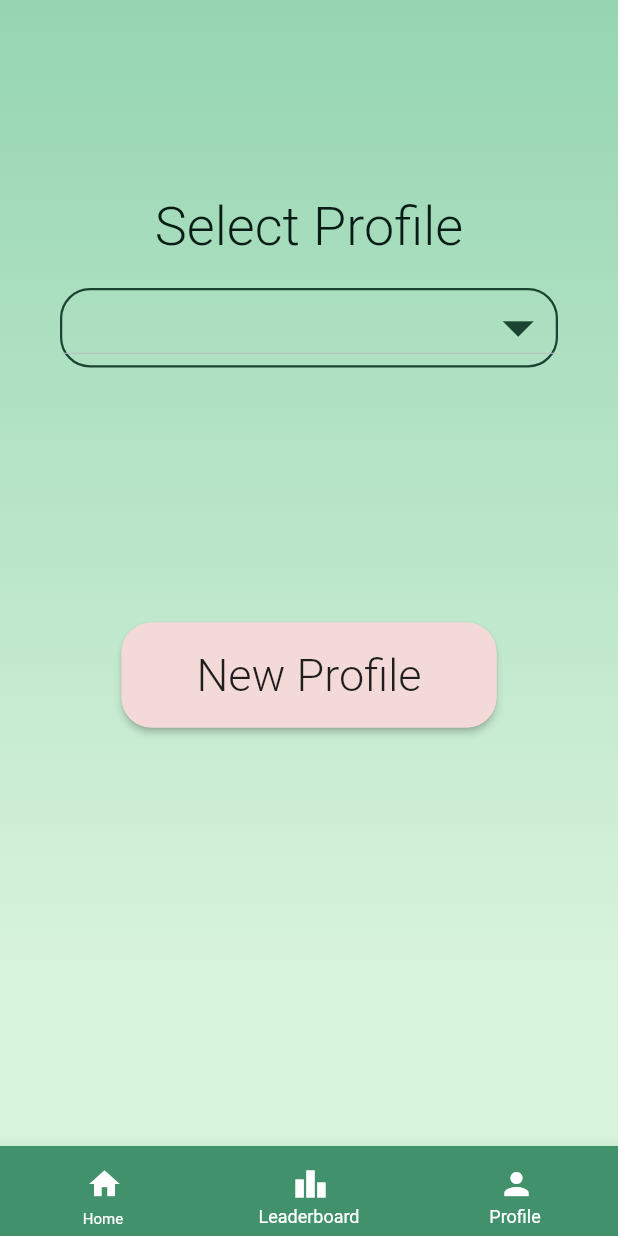
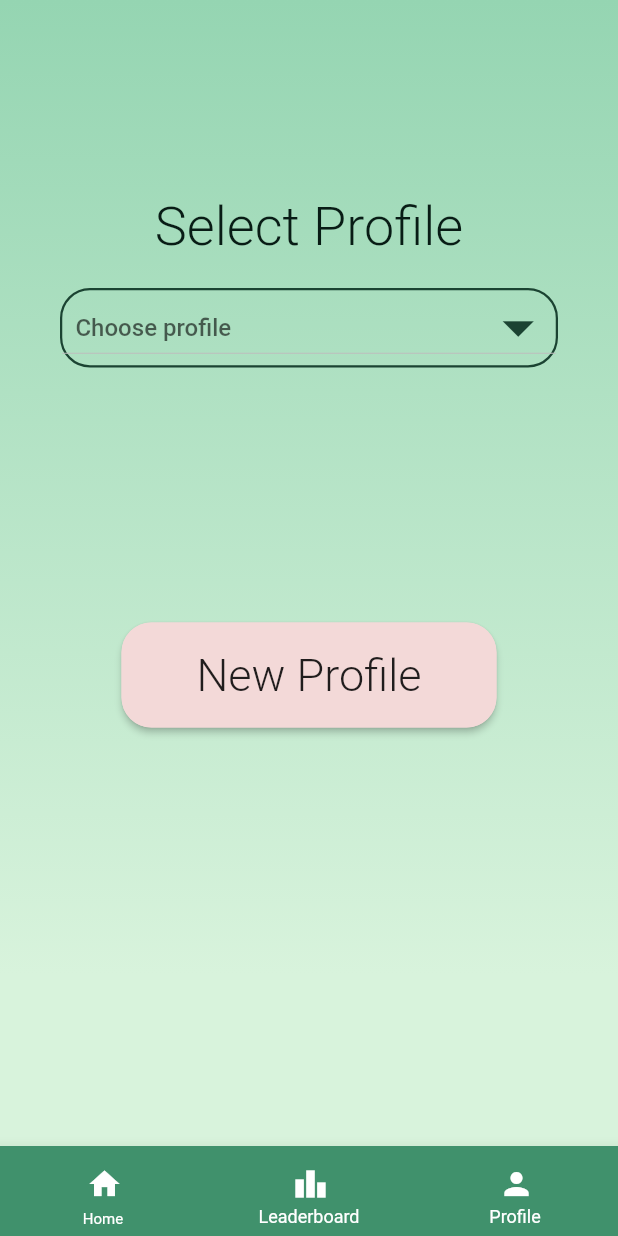
Before and after one commit to gu-tig169/Grupp5, a Flutter app: the screen it shows after launch, on a phone screen of 412 x 824 dp. Run offline on Flutter 3.47's test engine with Material 2 defaults, Android fonts, the phone set to English and light mode, and no system bars; accounts and stored records are empty; network calls fail.

Commit message:
completed issue 3 - select user

```diff
--- a/lib/model/Application.dart
+++ /dev/null
@@ -1,5 +0,0 @@
-import 'package:triviaholic/model/Player.dart';
-
-class Application {
-  Player _currentUser;
-}
--- a/lib/view/createprofile_view.dart
+++ b/lib/view/createprofile_view.dart
@@ -163,7 +163,7 @@ class _CreateProfileViewState extends State<CreateProfileView> {
             ),
             onPressed: () {
               RestService.getPlayers();
-              //Navigator.pushNamed(context, '/start');
+              Navigator.pushNamed(context, '/start');
               Provider.of<PlayerState>(context, listen: false)
                   .addPlayer(Player(
                       username: editController.text, image: currentImage.path))
--- a/lib/view/selectProfileView.dart
+++ b/lib/view/selectProfileView.dart
@@ -58,22 +58,33 @@ class _SelectProfileViewState extends State<SelectProfileView> {
           items: list
               .map((userItem) => DropdownMenuItem<String>(
                       child: Row(children: [
-                        Text(userItem.amountOfGames.toString(),
-                            style: TextStyle(fontSize: 22)),
+                        Container(
+                          margin: EdgeInsets.only(left: 8.8),
+                          child: Text(userItem.username.toString(),
+                              style: TextStyle(fontSize: 22)),
+                        ),
                       ]),
-                      value: userItem.amountOfGames.toString()) // klura här sen
+                      value: userItem.username) // klura här sen
                   )
               .toList(),
-          onChanged: (selectedUser) {
-            setState(() {
-              _userSelected = selectedUser;
-            });
+          onChanged: (value) {
+            Provider.of<PlayerState>(context, listen: false)
+                .setCurrentUser(value);
+
+            /* print(Provider.of<PlayerState>(context, listen: false)
+                .getCurrentUser());
+                */
+
+            // print(value);
           },
           value: _userSelected,
-          /*hint: (Text(
-            'Choose profile',
-            style: TextStyle(fontWeight: FontWeight.w500),
-          )),*/
+          hint: Container(
+            margin: EdgeInsets.only(left: 8.8),
+            child: (Text(
+              'Choose profile',
+              style: TextStyle(fontWeight: FontWeight.w500),
+            )),
+          ),
         ));
   }
 }
```
Also changed, not shown: lib/state/PlayerState.dart (+23 -2 lines), lib/view/profile.dart (+15 -11 lines).
